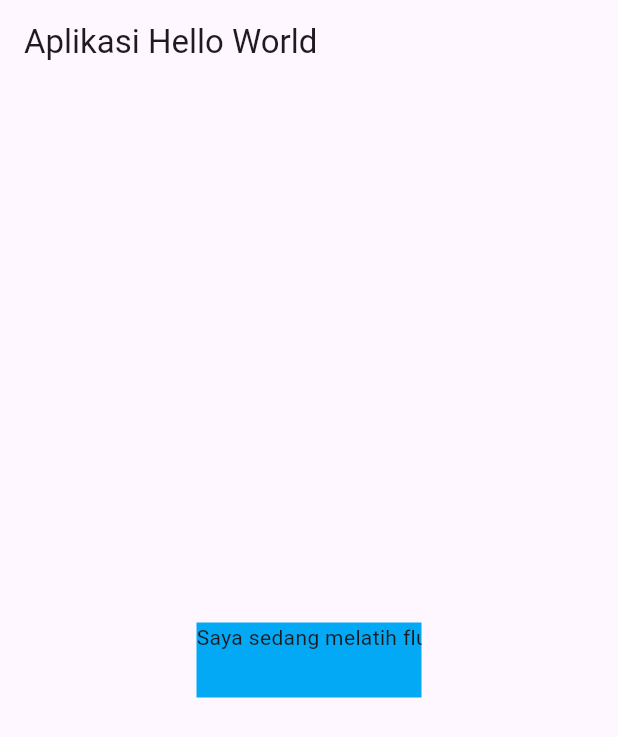
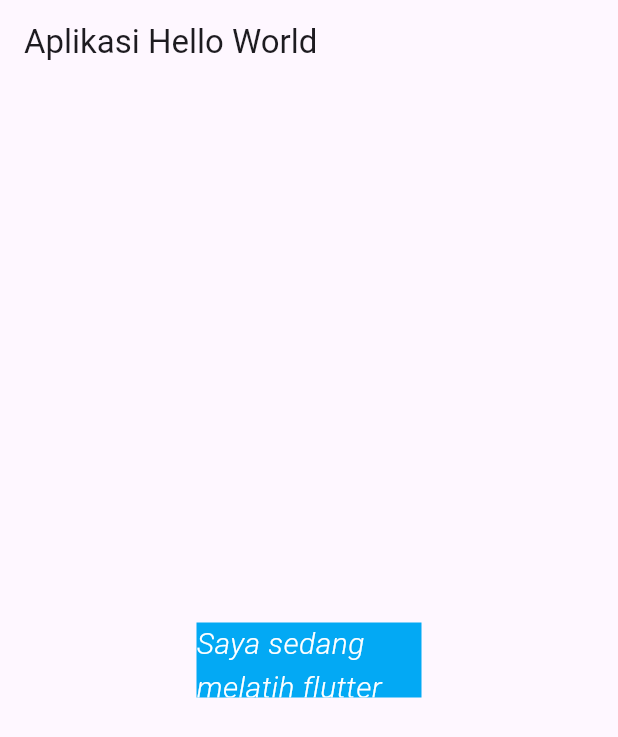
Before and after one commit to Lmunif/learnFlutter, a Flutter app: the screen it shows after launch, on a phone screen of 412 x 824 dp. Shown: the top 737 px of the screen. Run offline on Flutter 3.47's test engine with Material 3 defaults, Android fonts, the phone set to English and light mode, and no system bars.

Commit message:
style pada text

```diff
--- a/myapp/lib/main.dart
+++ b/myapp/lib/main.dart
@@ -19,9 +19,11 @@ class MyApp extends StatelessWidget {
                 height: 50,
                 child: Text(
                   "Saya sedang melatih flutter Saya",
-                  maxLines: 2,
-                  overflow: TextOverflow.clip,
-                  softWrap: false,
+                  style: TextStyle(
+                      color: Colors.white,
+                      fontStyle: FontStyle.italic,
+                      fontWeight: FontWeight.w300,
+                      fontSize: 20),
                 ))),
       ),
     );
```
